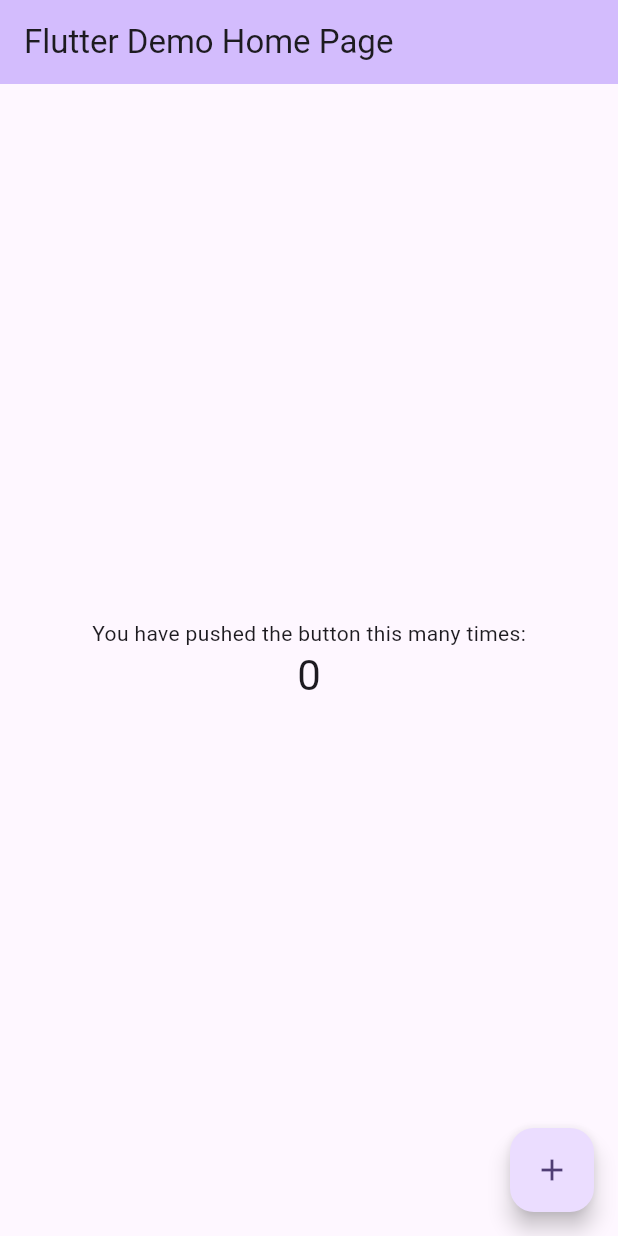
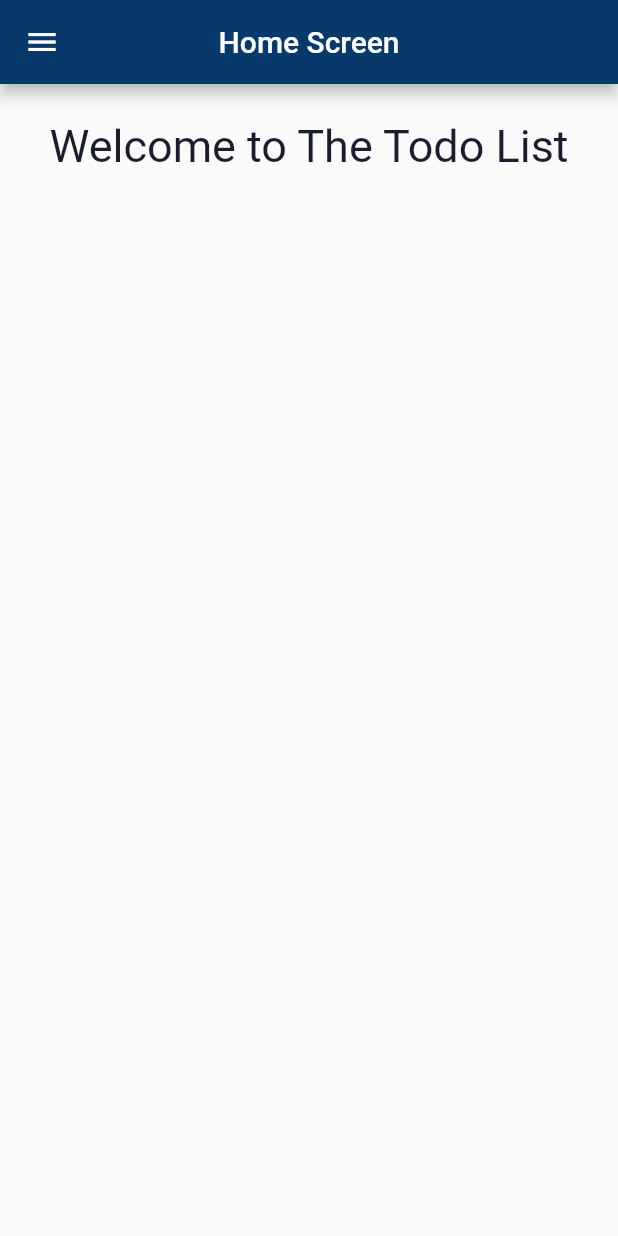
Before and after one commit to aunshpatel/flutter-todo_list, a Flutter app: the screen it shows after launch, on a phone screen of 412 x 824 dp. Run offline on Flutter 3.47's test engine with Material 3 defaults, Android fonts, the phone set to English and light mode, and no system bars; our stand-ins replace shared_preferences.

```diff
--- a/lib/main.dart
+++ b/lib/main.dart
@@ -1,4 +1,5 @@
 import 'package:flutter/material.dart';
+import 'package:todo_list/screens/home_page.dart';
 
 void main() {
   runApp(const MyApp());
@@ -11,112 +12,16 @@ class MyApp extends StatelessWidget {
   @override
   Widget build(BuildContext context) {
     return MaterialApp(
-      title: 'Flutter Demo',
+      debugShowCheckedModeBanner: false,
+      title: 'The Todo List',
       theme: ThemeData(
-        // This is the theme of your application.
-        //
-        // TRY THIS: Try running your application with "flutter run". You'll see
-        // the application has a purple toolbar. Then, without quitting the app,
-        // try changing the seedColor in the colorScheme below to Colors.green
-        // and then invoke "hot reload" (save your changes or press the "hot
-        // reload" button in a Flutter-supported IDE, or press "r" if you used
-        // the command line to start the app).
-        //
-        // Notice that the counter didn't reset back to zero; the application
-        // state is not lost during the reload. To reset the state, use hot
-        // restart instead.
-        //
-        // This works for code too, not just values: Most code changes can be
-        // tested with just a hot reload.
-        colorScheme: ColorScheme.fromSeed(seedColor: Colors.deepPurple),
+        colorScheme: ColorScheme.fromSeed(seedColor: const Color.fromARGB(0, 227, 231, 239)),
+        useMaterial3: false,
       ),
-      home: const MyHomePage(title: 'Flutter Demo Home Page'),
+      initialRoute: '/home_page',
+      routes: {
+        '/home_page':(context) => const HomePage(),
+      },
     );
   }
 }
-
-class MyHomePage extends StatefulWidget {
-  const MyHomePage({super.key, required this.title});
-
-  // This widget is the home page of your application. It is stateful, meaning
-  // that it has a State object (defined below) that contains fields that affect
-  // how it looks.
-
-  // This class is the configuration for the state. It holds the values (in this
-  // case the title) provided by the parent (in this case the App widget) and
-  // used by the build method of the State. Fields in a Widget subclass are
-  // always marked "final".
-
-  final String title;
-
-  @override
-  State<MyHomePage> createState() => _MyHomePageState();
-}
-
-class _MyHomePageState extends State<MyHomePage> {
-  int _counter = 0;
-
-  void _incrementCounter() {
-    setState(() {
-      // This call to setState tells the Flutter framework that something has
-      // changed in this State, which causes it to rerun the build method below
-      // so that the display can reflect the updated values. If we changed
-      // _counter without calling setState(), then the build method would not be
-      // called again, and so nothing would appear to happen.
-      _counter++;
-    });
-  }
-
-  @override
-  Widget build(BuildContext context) {
-    // This method is rerun every time setState is called, for instance as done
-    // by the _incrementCounter method above.
-    //
-    // The Flutter framework has been optimized to make rerunning build methods
-    // fast, so that you can just rebuild anything that needs updating rather
-    // than having to individually change instances of widgets.
-    return Scaffold(
-      appBar: AppBar(
-        // TRY THIS: Try changing the color here to a specific color (to
-        // Colors.amber, perhaps?) and trigger a hot reload to see the AppBar
-        // change color while the other colors stay the same.
-        backgroundColor: Theme.of(context).colorScheme.inversePrimary,
-        // Here we take the value from the MyHomePage object that was created by
-        // the App.build method, and use it to set our appbar title.
-        title: Text(widget.title),
-      ),
-      body: Center(
-        // Center is a layout widget. It takes a single child and positions it
-        // in the middle of the parent.
-        child: Column(
-          // Column is also a layout widget. It takes a list of children and
-          // arranges them vertically. By default, it sizes itself to fit its
-          // children horizontally, and tries to be as tall as its parent.
-          //
-          // Column has various properties to control how it sizes itself and
-          // how it positions its children. Here we use mainAxisAlignment to
-          // center the children vertically; the main axis here is the vertical
-          // axis because Columns are vertical (the cross axis would be
-          // horizontal).
-          //
-          // TRY THIS: Invoke "debug painting" (choose the "Toggle Debug Paint"
-          // action in the IDE, or press "p" in the console), to see the
-          // wireframe for each widget.
-          mainAxisAlignment: MainAxisAlignment.center,
-          children: <Widget>[
-            const Text('You have pushed the button this many times:'),
-            Text(
-              '$_counter',
-              style: Theme.of(context).textTheme.headlineMedium,
-            ),
-          ],
-        ),
-      ),
-      floatingActionButton: FloatingActionButton(
-        onPressed: _incrementCounter,
-        tooltip: 'Increment',
-        child: const Icon(Icons.add),
-      ), // This trailing comma makes auto-formatting nicer for build methods.
-    );
-  }
-}
--- /dev/null
+++ b/lib/screens/home_page.dart
@@ -0,0 +1,63 @@
+import 'package:flutter/material.dart';
+import 'package:todo_list/screens/widgets/consts.dart';
+import 'package:todo_list/screens/widgets/side_drawer.dart';
+
+class HomePage extends StatefulWidget {
+  const HomePage({super.key});
+
+  @override
+  State<HomePage> createState() => _HomePageState();
+}
+
+class _HomePageState extends State<HomePage> {
+  @override
+  Widget build(BuildContext context) {
+    return PopScope(
+        canPop: false,
+        child: Scaffold(
+            endDrawerEnableOpenDragGesture: false,
+            drawer: const SideDrawer(),
+            appBar: AppBar(
+              leading: Builder(
+                builder: (BuildContext context) {
+                  return IconButton(
+                    icon: const Icon(Icons.menu),
+                    color: kWhiteColor,
+                    onPressed: () {
+                      Scaffold.of(context).openDrawer();
+                    },
+                    tooltip: MaterialLocalizations.of(context).openAppDrawerTooltip,
+                  );
+                },
+              ),
+              actions: <Widget>[],
+              centerTitle: true,
+              title: Text('Home Screen', style:TextStyle(color: kWhiteColor),),
+              backgroundColor: kThemeBlueColor,
+            ),
+            body: SingleChildScrollView(
+              child: Padding(
+                padding: const EdgeInsets.all(24),
+                child: Column(
+                  children: [
+                    Padding(
+                      padding: EdgeInsets.only(bottom: 20),
+                      child: SizedBox(
+                        width: MediaQuery.of(context).size.width,
+                        child: Column(
+                          mainAxisAlignment: MainAxisAlignment.center,
+                          crossAxisAlignment: CrossAxisAlignment.center,
+                          children: [
+                            Text("Welcome to The Todo List", style: TextStyle(fontSize: 30, color: kDarkTextColor),),
+                          ],
+                        ),
+                      )
+                    ),
+                  ],
+                ),
+              ),
+            )
+        )
+    );
+  }
+}
```
Also changed, not shown: lib/screens/widgets/consts.dart (added, +262 -0 lines), lib/screens/widgets/side_drawer.dart (added, +76 -0 lines).
